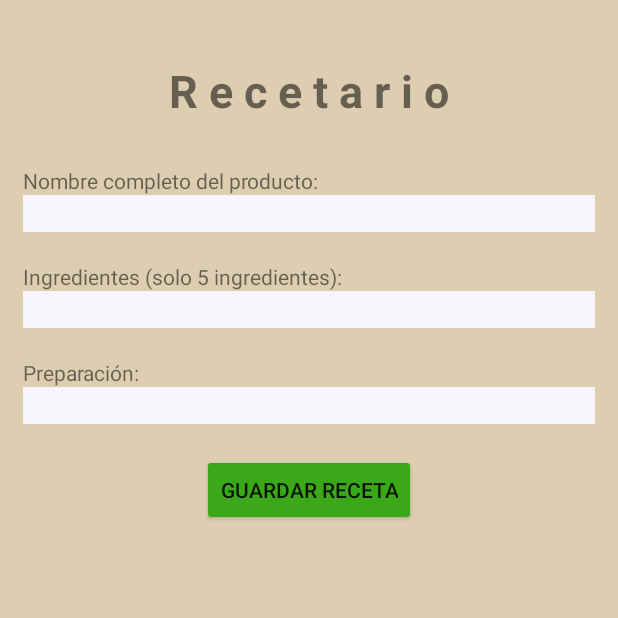
After one commit to CristobalR24/parcial_glovppetito42, an Android app: the AgregarRecetaActivity screen opened directly, with no data from a screen before it, on a phone screen of 412 x 824 dp, the top half of it. The commit adds this screen. Run offline under Robolectric (Android 15) with nearby library versions, the phone set to English and light mode, and no system bars.

Commit message:
Proyecto casi terminado

```diff
--- a/app/src/main/AndroidManifest.xml
+++ b/app/src/main/AndroidManifest.xml
@@ -9,7 +9,9 @@
         android:roundIcon="@mipmap/ic_launcher_round"
         android:supportsRtl="true"
         android:theme="@style/Theme.AppParcialKQuiel_LSaldana_CRodriguez">
-        <activity android:name=".RecetaGuardadaActivity"></activity>
+        <activity android:name=".DescripcionRecetaActivity"></activity>
+        <activity android:name=".AgregarRecetaActivity" />
+        <activity android:name=".RecetaGuardadaActivity" />
         <activity android:name=".ListaRecetaActivity" />
         <activity android:name=".PrincipalActivity" />
         <activity android:name=".Create_User_Activity" />
--- /dev/null
+++ b/app/src/main/java/com/example/appparcialkquiel_lsaldana_crodriguez/AgregarRecetaActivity.java
@@ -0,0 +1,49 @@
+package com.example.appparcialkquiel_lsaldana_crodriguez;
+
+import androidx.appcompat.app.AppCompatActivity;
+
+import android.content.Intent;
+import android.os.Bundle;
+import android.view.View;
+import android.widget.Button;
+import android.widget.EditText;
+import android.widget.Toast;
+
+import com.example.appparcialkquiel_lsaldana_crodriguez.Data.ComidasDBProcess;
+
+public class AgregarRecetaActivity extends AppCompatActivity {
+
+    EditText nombre_receta, ingrediente_receta, descripcion;
+    Button guardar;
+
+    @Override
+    protected void onCreate(Bundle savedInstanceState) {
+        super.onCreate(savedInstanceState);
+        setContentView(R.layout.activity_agregar_receta);
+        this.Iniciarlizar_Controles();
+    }
+
+    private void Iniciarlizar_Controles()
+    {
+        nombre_receta = (EditText)findViewById(R.id.nombre_receta);
+        ingrediente_receta = (EditText)findViewById(R.id.ingrediente_receta);
+        descripcion = (EditText)findViewById(R.id.descripcion);
+        guardar = (Button)findViewById(R.id.guardar);
+    }
+
+    public void Guardar_Datos(View view) {
+        String nombre,ingrediente,preparacion;
+        nombre=nombre_receta.getText().toString();
+        ingrediente=ingrediente_receta.getText().toString();
+        preparacion=descripcion.getText().toString();
+        ComidasDBProcess db=new ComidasDBProcess(this.getApplicationContext());
+
+        if(db.RecetaYaExtiste(nombre,ingrediente,preparacion))
+            Toast.makeText(this.getApplicationContext(),"Esta receta ya esta en la base de datos",Toast.LENGTH_LONG).show();
+        else
+            {db.AgregarReceta(nombre,ingrediente,preparacion);
+             Toast.makeText(this.getApplicationContext(),"La receta fue agregada exitosamente",Toast.LENGTH_LONG).show();
+             Intent i = new Intent(this.getApplicationContext(),ListaRecetaActivity.class);
+             startActivity(i);}
+    }
+}
--- a/app/src/main/java/com/example/appparcialkquiel_lsaldana_crodriguez/Data/ComidasDBHelper.java
+++ b/app/src/main/java/com/example/appparcialkquiel_lsaldana_crodriguez/Data/ComidasDBHelper.java
@@ -22,10 +22,10 @@ public class ComidasDBHelper extends SQLiteOpenHelper {
         db.execSQL(NuevaTabla3);
         db.execSQL(PrimeraVez); //inserta por primera vez un usuario administrador inicial
 
-        //borrar cuando la actividad guardar usuario este lista
+        /*borrar cuando la actividad guardar usuario este lista
         db.execSQL("INSERT INTO Recetas(Imagen,Titulo,Ingredientes,Preparacion) VALUES('imagen1','Receta 1','Aqui van los ingredientes','Aqui va la preparacion')");
         db.execSQL("INSERT INTO Recetas(Imagen,Titulo,Ingredientes,Preparacion) VALUES('imagen2','Receta 2','Aqui van los ingredientes','Aqui va la preparacion')");
-
+*/
     }
 
     @Override
--- a/app/src/main/java/com/example/appparcialkquiel_lsaldana_crodriguez/PrincipalActivity.java
+++ b/app/src/main/java/com/example/appparcialkquiel_lsaldana_crodriguez/PrincipalActivity.java
@@ -84,4 +84,9 @@ public class PrincipalActivity extends AppCompatActivity {
     public void Salir(View view) {
         this.finish();
     }
+
+    public void AgregarReceta(View view) {
+        Intent i = new Intent(this.getApplicationContext(),AgregarRecetaActivity.class);
+        startActivity(i);
+    }
 }
--- /dev/null
+++ b/app/src/main/res/layout/activity_agregar_receta.xml
@@ -0,0 +1,79 @@
+<?xml version="1.0" encoding="utf-8"?>
+<LinearLayout xmlns:android="http://schemas.android.com/apk/res/android"
+    xmlns:app="http://schemas.android.com/apk/res-auto"
+    xmlns:tools="http://schemas.android.com/tools"
+    android:layout_width="match_parent"
+    android:layout_height="match_parent"
+    android:orientation="vertical"
+    tools:context=".AgregarRecetaActivity"
+    android:background="#DECEB1">
+
+    <TextView
+        android:layout_width="match_parent"
+        android:layout_height="wrap_content"
+        android:textAlignment="center"
+        android:textSize="30dp"
+        android:layout_marginTop="40dp"
+        android:layout_marginBottom="30dp"
+        android:textStyle="bold"
+        android:text="R e c e t a r i o"/>
+
+    <TextView
+        android:layout_width="match_parent"
+        android:layout_height="wrap_content"
+        android:layout_marginLeft="15dp"
+        android:layout_marginRight="15dp"
+        android:text="Nombre completo del producto: "/>
+
+    <EditText
+        android:id="@+id/nombre_receta"
+        android:layout_width="match_parent"
+        android:layout_height="wrap_content"
+        android:background="#F9F5FC"
+        android:layout_marginLeft="15dp"
+        android:layout_marginRight="15dp"/>
+
+    <TextView
+        android:layout_width="match_parent"
+        android:layout_height="wrap_content"
+        android:layout_marginLeft="15dp"
+        android:layout_marginRight="15dp"
+        android:layout_marginTop="20dp"
+        android:text="Ingredientes (solo 5 ingredientes):"
+        />
+
+    <EditText
+        android:id="@+id/ingrediente_receta"
+        android:layout_width="match_parent"
+        android:layout_height="wrap_content"
+        android:background="#F9F5FC"
+        android:layout_marginLeft="15dp"
+        android:layout_marginRight="15dp" />
+
+    <TextView
+        android:layout_width="match_parent"
+        android:layout_height="wrap_content"
+        android:text="Preparación:"
+        android:layout_marginTop="20dp"
+        android:layout_marginLeft="15dp"
+        android:layout_marginRight="15dp"/>
+
+    <EditText
+        android:id="@+id/descripcion"
+        android:layout_width="match_parent"
+        android:layout_height="wrap_content"
+        android:background="#F9F5FC"
+        android:layout_marginLeft="15dp"
+        android:layout_marginRight="15dp"/>
+
+    <Button
+        android:id="@+id/guardar"
+        android:layout_width="wrap_content"
+        android:layout_height="wrap_content"
+        android:text="Guardar Receta"
+        android:layout_gravity="center"
+        android:backgroundTint="#3BA81A"
+        android:layout_marginTop="20dp"
+        android:onClick="Guardar_Datos" />
+
+</LinearLayout>
--- a/app/src/main/res/layout/activity_principal.xml
+++ b/app/src/main/res/layout/activity_principal.xml
@@ -78,7 +78,7 @@
         android:fontFamily="@font/tt_norms_pro_bold"
         android:textAllCaps="false"
         android:text="Ver recetas guardadas"
-        android:onClick="VerGuardadas"/>
+        android:onClick="VerGuardadas" />
 
     <Button
         android:id="@+id/agregar_recetas"
@@ -92,7 +92,8 @@
         android:drawableLeft="@drawable/add"
         android:fontFamily="@font/tt_norms_pro_bold"
         android:textAllCaps="false"
-        android:text="Agregar recetas"/>
+        android:text="Agregar recetas"
+        android:onClick="AgregarReceta"/>
 
     <Button
         android:id="@+id/anadir_usuarios"
```
Also changed, not shown: app/src/main/java/com/example/appparcialkquiel_lsaldana_crodriguez/Data/ComidasDBProcess.java (+40 -0 lines), app/src/main/java/com/example/appparcialkquiel_lsaldana_crodriguez/DescripcionRecetaActivity.java (added, +14 -0 lines), app/src/main/res/layout/activity_descripcion_receta.xml (added, +9 -0 lines).
